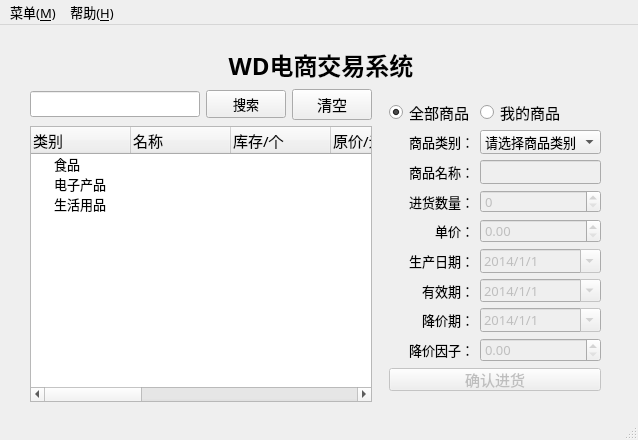
This is WD_version1/mainwindow.ui in drcege/WD as Qt 5 draws it before an edit. The edited form follows.
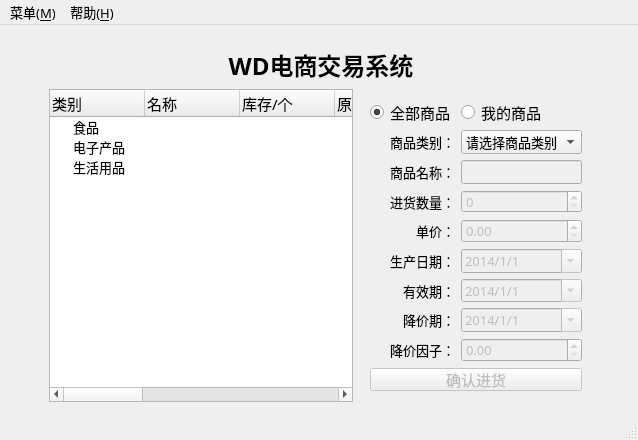
This is the edited form. The open tabs and pages were chosen to show the change. Icons and pictures are not drawn.

Commit message: split class files to 3,change listAll/MyGoods with treewidget,add toStringList,fix data check,fix currentItem changed, fix spin_buyer value changed, remove lower_bound insert,remove search

What changed in the file:
```diff
--- a/WD_version1/mainwindow.ui
+++ b/WD_version1/mainwindow.ui
@@ -506,11 +506,11 @@
        </layout>
       </widget>
       <widget class="QWidget" name="mainPage">
-       <layout class="QGridLayout" name="gridLayout_5" rowstretch="2,1,10" columnstretch="1,20,3,3,2,2,1">
-        <item row="1" column="4" rowspan="2" colspan="2">
+       <layout class="QGridLayout" name="gridLayout_5" rowstretch="2,1,10" columnstretch="2,20,3,2,2,2">
+        <item row="1" column="3" rowspan="2" colspan="2">
          <widget class="QStackedWidget" name="stackedWidget_2">
           <property name="currentIndex">
-           <number>0</number>
+           <number>1</number>
           </property>
           <widget class="QWidget" name="page_buyer">
            <layout class="QGridLayout" name="gridLayout_6" columnstretch="1,1">
@@ -1012,7 +1012,7 @@
           </widget>
          </widget>
         </item>
-        <item row="0" column="1" colspan="5">
+        <item row="0" column="1" colspan="4">
          <widget class="QLabel" name="label_head_2">
           <property name="font">
            <font>
@@ -1030,7 +1030,7 @@
           </property>
          </widget>
         </item>
-        <item row="0" column="6" rowspan="3">
+        <item row="0" column="5" rowspan="3">
          <spacer name="horizontalSpacer_5">
           <property name="orientation">
            <enum>Qt::Horizontal</enum>
@@ -1056,7 +1056,7 @@
           </property>
          </spacer>
         </item>
-        <item row="2" column="1" colspan="3">
+        <item row="1" column="1" rowspan="2" colspan="2">
          <widget class="QTreeWidget" name="treeWidget">
           <property name="font">
            <font>
@@ -1102,6 +1102,9 @@
           <attribute name="headerCascadingSectionResizes">
            <bool>false</bool>
           </attribute>
+          <attribute name="headerDefaultSectionSize">
+           <number>95</number>
+          </attribute>
           <attribute name="headerHighlightSections">
            <bool>false</bool>
           </attribute>
@@ -1401,28 +1404,6 @@
           </item>
          </widget>
         </item>
-        <item row="1" column="1">
-         <widget class="QLineEdit" name="lineEdit_search"/>
-        </item>
-        <item row="1" column="2">
-         <widget class="QPushButton" name="pushButton_search">
-          <property name="text">
-           <string>搜索</string>
-          </property>
-         </widget>
-        </item>
-        <item row="1" column="3">
-         <widget class="QPushButton" name="pushButton_clear">
-          <property name="font">
-           <font>
-            <pointsize>11</pointsize>
-           </font>
-          </property>
-          <property name="text">
-           <string>清空</string>
-          </property>
-         </widget>
-        </item>
        </layout>
       </widget>
       <widget class="QWidget" name="managePage">
```
Left out of the diff: 66 changed lines with no effect on the pictures. The commit also changes 20 other files.
